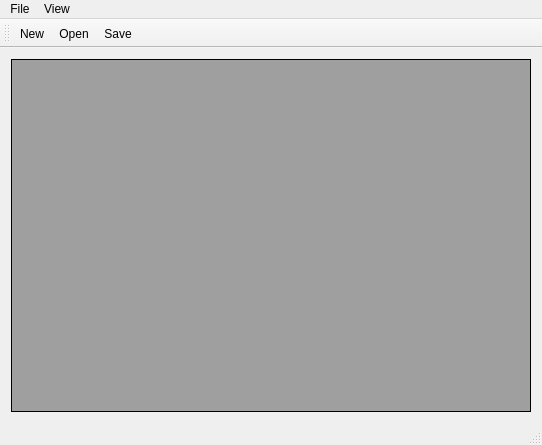
Qt form src/plugins/QtCoinTrader/mainwindow.ui (samiavasil/Daqster) before a commit.
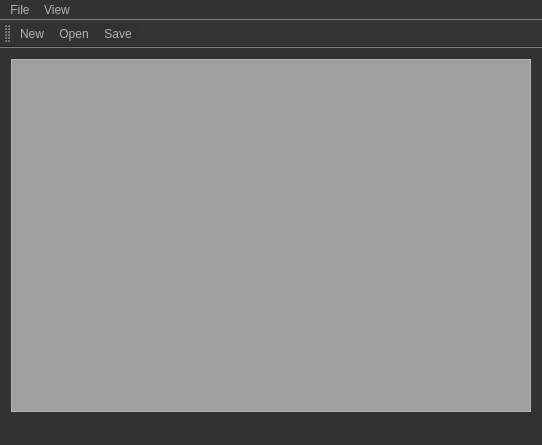
The same form after that commit. Icons and pictures are not drawn.

Patch:
```diff
--- a/src/plugins/QtCoinTrader/mainwindow.ui
+++ b/src/plugins/QtCoinTrader/mainwindow.ui
@@ -13,6 +13,467 @@
   <property name="windowTitle">
    <string>MainWindow</string>
   </property>
+  <property name="styleSheet">
+   <string notr="true">QToolTip
+{
+     border: 1px solid black;
+     background-color: #ffa02f;
+     padding: 1px;
+     border-radius: 3px;
+     opacity: 100;
+}
+
+QWidget
+{
+    color: #b1b1b1;
+    background-color: #323232;
+}
+
+QWidget:item:hover
+{
+    background-color: QLinearGradient( x1: 0, y1: 0, x2: 0, y2: 1, stop: 0 #ffa02f, stop: 1 #ca0619);
+    color: #000000;
+}
+
+QWidget:item:selected
+{
+    background-color: QLinearGradient( x1: 0, y1: 0, x2: 0, y2: 1, stop: 0 #ffa02f, stop: 1 #d7801a);
+}
+
+QMenuBar::item
+{
+    background: transparent;
+}
+
+QMenuBar::item:selected
+{
+    background: transparent;
+    border: 1px solid #ffaa00;
+}
+
+QMenuBar::item:pressed
+{
+    background: #444;
+    border: 1px solid #000;
+    background-color: QLinearGradient(
+        x1:0, y1:0,
+        x2:0, y2:1,
+        stop:1 #212121,
+        stop:0.4 #343434/*,
+        stop:0.2 #343434,
+        stop:0.1 #ffaa00*/
+    );
+    margin-bottom:-1px;
+    padding-bottom:1px;
+}
+
+QMenu
+{
+    border: 1px solid #000;
+}
+
+QMenu::item
+{
+    padding: 2px 20px 2px 20px;
+}
+
+QMenu::item:selected
+{
+    color: #000000;
+}
+
+QWidget:disabled
+{
+    color: #404040;
+    background-color: #323232;
+}
+
+QAbstractItemView
+{
+    background-color: QLinearGradient( x1: 0, y1: 0, x2: 0, y2: 1, stop: 0 #4d4d4d, stop: 0.1 #646464, stop: 1 #5d5d5d);
+}
+
+QWidget:focus
+{
+    /*border: 2px solid QLinearGradient( x1: 0, y1: 0, x2: 0, y2: 1, stop: 0 #ffa02f, stop: 1 #d7801a);*/
+}
+
+QLineEdit
+{
+    background-color: QLinearGradient( x1: 0, y1: 0, x2: 0, y2: 1, stop: 0 #4d4d4d, stop: 0 #646464, stop: 1 #5d5d5d);
+    padding: 1px;
+    border-style: solid;
+    border: 1px solid #1e1e1e;
+    border-radius: 5;
+}
+
+QPushButton
+{
+    color: #b1b1b1;
+    background-color: QLinearGradient( x1: 0, y1: 0, x2: 0, y2: 1, stop: 0 #565656, stop: 0.1 #525252, stop: 0.5 #4e4e4e, stop: 0.9 #4a4a4a, stop: 1 #464646);
+    border-width: 1px;
+    border-color: #1e1e1e;
+    border-style: solid;
+    border-radius: 6;
+    padding: 3px;
+    font-size: 12px;
+    padding-left: 5px;
+    padding-right: 5px;
+}
+
+QPushButton:pressed
+{
+    background-color: QLinearGradient( x1: 0, y1: 0, x2: 0, y2: 1, stop: 0 #2d2d2d, stop: 0.1 #2b2b2b, stop: 0.5 #292929, stop: 0.9 #282828, stop: 1 #252525);
+}
+
+QComboBox
+{
+    selection-background-color: #ffaa00;
+    background-color: QLinearGradient( x1: 0, y1: 0, x2: 0, y2: 1, stop: 0 #565656, stop: 0.1 #525252, stop: 0.5 #4e4e4e, stop: 0.9 #4a4a4a, stop: 1 #464646);
+    border-style: solid;
+    border: 1px solid #1e1e1e;
+    border-radius: 5;
+}
+
+QComboBox:hover,QPushButton:hover
+{
+    border: 2px solid QLinearGradient( x1: 0, y1: 0, x2: 0, y2: 1, stop: 0 #ffa02f, stop: 1 #d7801a);
+}
+
+
+QComboBox:on
+{
+    padding-top: 3px;
+    padding-left: 4px;
+    background-color: QLinearGradient( x1: 0, y1: 0, x2: 0, y2: 1, stop: 0 #2d2d2d, stop: 0.1 #2b2b2b, stop: 0.5 #292929, stop: 0.9 #282828, stop: 1 #252525);
+    selection-background-color: #ffaa00;
+}
+
+QComboBox QAbstractItemView
+{
+    border: 2px solid darkgray;
+    selection-background-color: QLinearGradient( x1: 0, y1: 0, x2: 0, y2: 1, stop: 0 #ffa02f, stop: 1 #d7801a);
+}
+
+QComboBox::drop-down
+{
+     subcontrol-origin: padding;
+     subcontrol-position: top right;
+     width: 15px;
+
+     border-left-width: 0px;
+     border-left-color: darkgray;
+     border-left-style: solid; /* just a single line */
+     border-top-right-radius: 3px; /* same radius as the QComboBox */
+     border-bottom-right-radius: 3px;
+ }
+
+QComboBox::down-arrow
+{
+     image: url(:/down_arrow.png);
+}
+
+QGroupBox:focus
+{
+border: 2px solid QLinearGradient( x1: 0, y1: 0, x2: 0, y2: 1, stop: 0 #ffa02f, stop: 1 #d7801a);
+}
+
+QTextEdit:focus
+{
+    border: 2px solid QLinearGradient( x1: 0, y1: 0, x2: 0, y2: 1, stop: 0 #ffa02f, stop: 1 #d7801a);
+}
+
+QScrollBar:horizontal {
+     border: 1px solid #222222;
+     background: QLinearGradient( x1: 0, y1: 0, x2: 0, y2: 1, stop: 0.0 #121212, stop: 0.2 #282828, stop: 1 #484848);
+     height: 7px;
+     margin: 0px 16px 0 16px;
+}
+
+QScrollBar::handle:horizontal
+{
+      background: QLinearGradient( x1: 0, y1: 0, x2: 1, y2: 0, stop: 0 #ffa02f, stop: 0.5 #d7801a, stop: 1 #ffa02f);
+      min-height: 20px;
+      border-radius: 2px;
+}
+
+QScrollBar::add-line:horizontal {
+      border: 1px solid #1b1b19;
+      border-radius: 2px;
+      background: QLinearGradient( x1: 0, y1: 0, x2: 1, y2: 0, stop: 0 #ffa02f, stop: 1 #d7801a);
+      width: 14px;
+      subcontrol-position: right;
+      subcontrol-origin: margin;
+}
+
+QScrollBar::sub-line:horizontal {
+      border: 1px solid #1b1b19;
+      border-radius: 2px;
+      background: QLinearGradient( x1: 0, y1: 0, x2: 1, y2: 0, stop: 0 #ffa02f, stop: 1 #d7801a);
+      width: 14px;
+     subcontrol-position: left;
+     subcontrol-origin: margin;
+}
+
+QScrollBar::right-arrow:horizontal, QScrollBar::left-arrow:horizontal
+{
+      border: 1px solid black;
+      width: 1px;
+      height: 1px;
+      background: white;
+}
+
+QScrollBar::add-page:horizontal, QScrollBar::sub-page:horizontal
+{
+      background: none;
+}
+
+QScrollBar:vertical
+{
+      background: QLinearGradient( x1: 0, y1: 0, x2: 1, y2: 0, stop: 0.0 #121212, stop: 0.2 #282828, stop: 1 #484848);
+      width: 7px;
+      margin: 16px 0 16px 0;
+      border: 1px solid #222222;
+}
+
+QScrollBar::handle:vertical
+{
+      background: QLinearGradient( x1: 0, y1: 0, x2: 0, y2: 1, stop: 0 #ffa02f, stop: 0.5 #d7801a, stop: 1 #ffa02f);
+      min-height: 20px;
+      border-radius: 2px;
+}
+
+QScrollBar::add-line:vertical
+{
+      border: 1px solid #1b1b19;
+      border-radius: 2px;
+      background: QLinearGradient( x1: 0, y1: 0, x2: 0, y2: 1, stop: 0 #ffa02f, stop: 1 #d7801a);
+      height: 14px;
+      subcontrol-position: bottom;
+      subcontrol-origin: margin;
+}
+
+QScrollBar::sub-line:vertical
+{
+      border: 1px solid #1b1b19;
+      border-radius: 2px;
+      background: QLinearGradient( x1: 0, y1: 0, x2: 0, y2: 1, stop: 0 #d7801a, stop: 1 #ffa02f);
+      height: 14px;
+      subcontrol-position: top;
+      subcontrol-origin: margin;
+}
+
+QScrollBar::up-arrow:vertical, QScrollBar::down-arrow:vertical
+{
+      border: 1px solid black;
+      width: 1px;
+      height: 1px;
+      background: white;
+}
+
+
+QScrollBar::add-page:vertical, QScrollBar::sub-page:vertical
+{
+      background: none;
+}
+
+QTextEdit
+{
+    background-color: #242424;
+}
+
+QPlainTextEdit
+{
+    background-color: #242424;
+}
+
+QHeaderView::section
+{
+    background-color: QLinearGradient(x1:0, y1:0, x2:0, y2:1, stop:0 #616161, stop: 0.5 #505050, stop: 0.6 #434343, stop:1 #656565);
+    color: white;
+    padding-left: 4px;
+    border: 1px solid #6c6c6c;
+}
+
+QCheckBox:disabled
+{
+color: #414141;
+}
+
+QDockWidget::title
+{
+    text-align: center;
+    spacing: 3px; /* spacing between items in the tool bar */
+    background-color: QLinearGradient(x1:0, y1:0, x2:0, y2:1, stop:0 #323232, stop: 0.5 #242424, stop:1 #323232);
+}
+
+QDockWidget::close-button, QDockWidget::float-button
+{
+    text-align: center;
+    spacing: 1px; /* spacing between items in the tool bar */
+    background-color: QLinearGradient(x1:0, y1:0, x2:0, y2:1, stop:0 #323232, stop: 0.5 #242424, stop:1 #323232);
+}
+
+QDockWidget::close-button:hover, QDockWidget::float-button:hover
+{
+    background: #242424;
+}
+
+QDockWidget::close-button:pressed, QDockWidget::float-button:pressed
+{
+    padding: 1px -1px -1px 1px;
+}
+
+QMainWindow::separator
+{
+    background-color: QLinearGradient(x1:0, y1:0, x2:0, y2:1, stop:0 #161616, stop: 0.5 #151515, stop: 0.6 #212121, stop:1 #343434);
+    color: white;
+    padding-left: 4px;
+    border: 1px solid #4c4c4c;
+    spacing: 3px; /* spacing between items in the tool bar */
+}
+
+QMainWindow::separator:hover
+{
+
+    background-color: QLinearGradient(x1:0, y1:0, x2:0, y2:1, stop:0 #d7801a, stop:0.5 #b56c17 stop:1 #ffa02f);
+    color: white;
+    padding-left: 4px;
+    border: 1px solid #6c6c6c;
+    spacing: 3px; /* spacing between items in the tool bar */
+}
+
+QToolBar::handle
+{
+     spacing: 3px; /* spacing between items in the tool bar */
+     background: url(:/images/handle.png);
+}
+
+QMenu::separator
+{
+    height: 2px;
+    background-color: QLinearGradient(x1:0, y1:0, x2:0, y2:1, stop:0 #161616, stop: 0.5 #151515, stop: 0.6 #212121, stop:1 #343434);
+    color: white;
+    padding-left: 4px;
+    margin-left: 10px;
+    margin-right: 5px;
+}
+
+QProgressBar
+{
+    border: 2px solid grey;
+    border-radius: 5px;
+    text-align: center;
+}
+
+QProgressBar::chunk
+{
+    background-color: #d7801a;
+    width: 2.15px;
+    margin: 0.5px;
+}
+
+QTabBar::tab {
+    color: #b1b1b1;
+    border: 1px solid #444;
+    border-bottom-style: none;
+    background-color: #323232;
+    padding-left: 10px;
+    padding-right: 10px;
+    padding-top: 3px;
+    padding-bottom: 2px;
+    margin-right: -1px;
+}
+
+QTabWidget::pane {
+    border: 1px solid #444;
+    top: 1px;
+}
+
+QTabBar::tab:last
+{
+    margin-right: 0; /* the last selected tab has nothing to overlap with on the right */
+    border-top-right-radius: 3px;
+}
+
+QTabBar::tab:first:!selected
+{
+ margin-left: 0px; /* the last selected tab has nothing to overlap with on the right */
+
+
+    border-top-left-radius: 3px;
+}
+
+QTabBar::tab:!selected
+{
+    color: #b1b1b1;
+    border-bottom-style: solid;
+    margin-top: 3px;
+    background-color: QLinearGradient(x1:0, y1:0, x2:0, y2:1, stop:1 #212121, stop:.4 #343434);
+}
+
+QTabBar::tab:selected
+{
+    border-top-left-radius: 3px;
+    border-top-right-radius: 3px;
+    margin-bottom: 0px;
+}
+
+QTabBar::tab:!selected:hover
+{
+    /*border-top: 2px solid #ffaa00;
+    padding-bottom: 3px;*/
+    border-top-left-radius: 3px;
+    border-top-right-radius: 3px;
+    background-color: QLinearGradient(x1:0, y1:0, x2:0, y2:1, stop:1 #212121, stop:0.4 #343434, stop:0.2 #343434, stop:0.1 #ffaa00);
+}
+
+QRadioButton::indicator:checked, QRadioButton::indicator:unchecked{
+    color: #b1b1b1;
+    background-color: #323232;
+    border: 1px solid #b1b1b1;
+    border-radius: 6px;
+}
+
+QRadioButton::indicator:checked
+{
+    background-color: qradialgradient(
+        cx: 0.5, cy: 0.5,
+        fx: 0.5, fy: 0.5,
+        radius: 1.0,
+        stop: 0.25 #ffaa00,
+        stop: 0.3 #323232
+    );
+}
+
+QCheckBox::indicator{
+    color: #b1b1b1;
+    background-color: #323232;
+    border: 1px solid #b1b1b1;
+    width: 9px;
+    height: 9px;
+}
+
+QRadioButton::indicator
+{
+    border-radius: 6px;
+}
+
+QRadioButton::indicator:hover, QCheckBox::indicator:hover
+{
+    border: 1px solid #ffaa00;
+}
+
+QCheckBox::indicator:checked
+{
+    image:url(:/images/checkbox.png);
+}
+
+QCheckBox::indicator:disabled, QRadioButton::indicator:disabled
+{
+    border: 1px solid #444;
+}</string>
+  </property>
   <property name="animated">
    <bool>false</bool>
   </property>
@@ -76,7 +537,7 @@
      <x>0</x>
      <y>0</y>
      <width>542</width>
-     <height>27</height>
+     <height>25</height>
     </rect>
    </property>
    <widget class="QMenu" name="menuFile">
```
